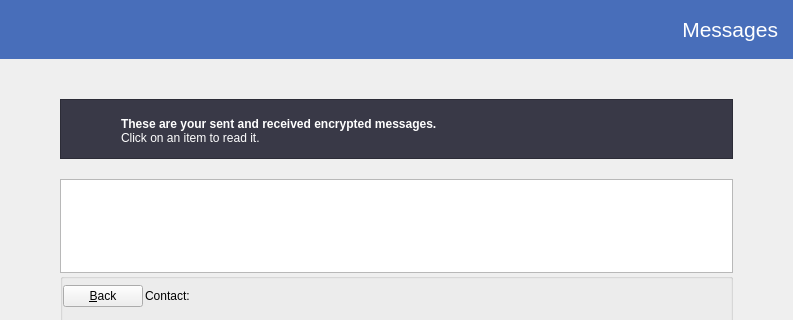
Old version of the form src/qt/forms/messagepage.ui in the repository deeponion/deeponion-legacy; both pictures show x 0 to 793 and y 0 to 320 of the 793 by 577 pixel window.
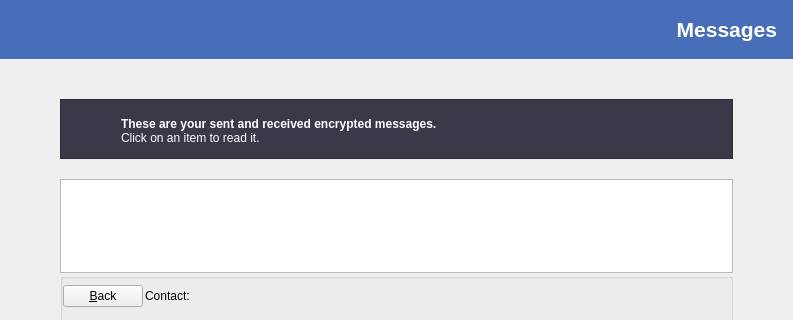
New version of the form. Icons and pictures are not drawn. Custom widgets are drawn as their Qt base class.

```diff
--- a/src/qt/forms/messagepage.ui
+++ b/src/qt/forms/messagepage.ui
@@ -43,6 +43,8 @@
      <property name="font">
       <font>
        <pointsize>16</pointsize>
+       <weight>75</weight>
+       <bold>true</bold>
       </font>
      </property>
      <property name="styleSheet">
```
Left out of the diff: 2 changed lines with no effect on the pictures.
